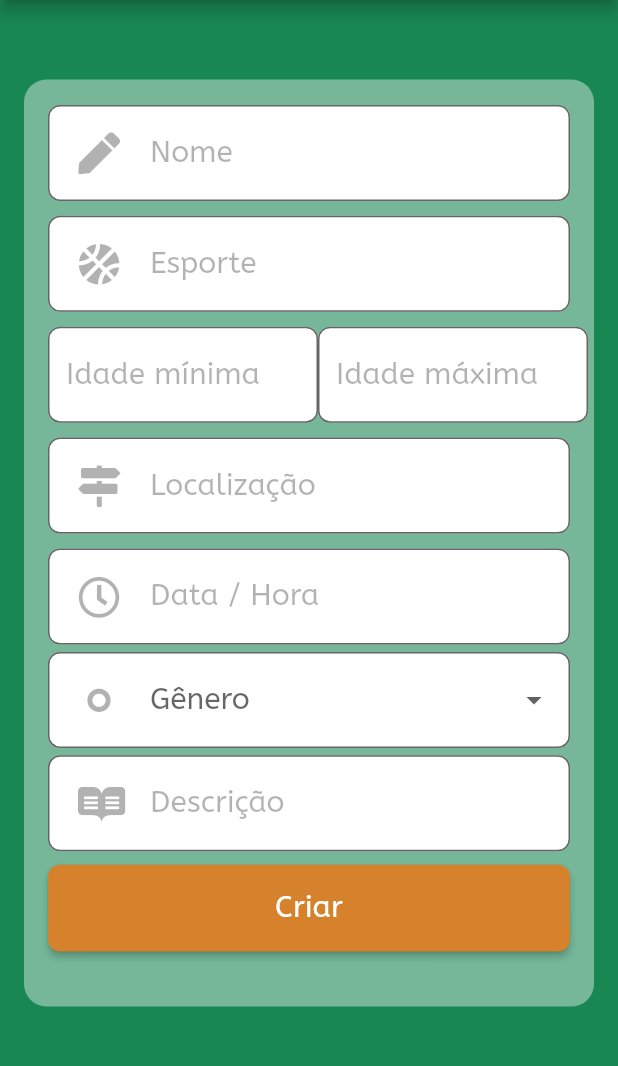
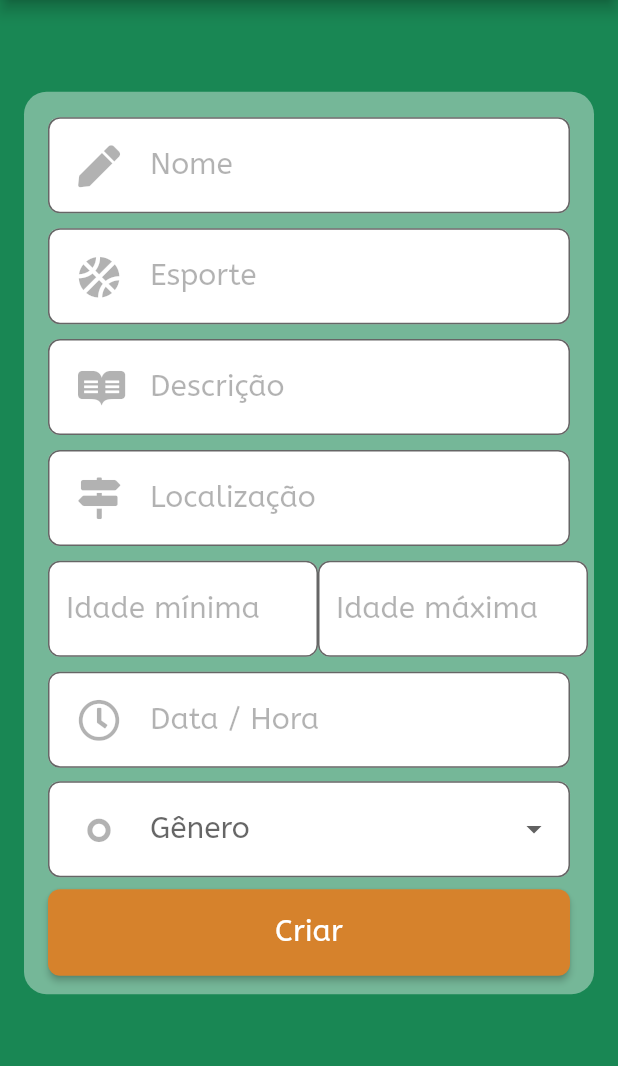
Before and after one commit to Filipex123/project-events-app, a Flutter app: the NewEventScreen screen opened by its route, on a phone screen of 412 x 824 dp, the part 150-1216 px from its top. Run offline on Flutter 3.47's test engine with Material 2 defaults, Android fonts, the phone set to English and light mode, and no system bars; our stand-ins replace datetime_picker_formfield, flutter_secure_storage, font_awesome_flutter, google_maps_flutter; missing offline and left inert: snapping_sheet; accounts and stored records are empty; statements that could not run were skipped.

```diff
--- a/lib/components/background.dart
+++ b/lib/components/background.dart
@@ -12,7 +12,7 @@ class Background extends StatelessWidget {
   Widget build(BuildContext context) {
     Size size = MediaQuery.of(context).size;
 
-    return Container(
+    return SizedBox(
       width: double.infinity,
       height: size.height,
       child: Stack(
--- a/lib/screens/new_event.dart
+++ b/lib/screens/new_event.dart
@@ -98,7 +98,6 @@ class _NewEventScreenState extends State<NewEventScreen> {
 
   void handleOnClickRegisterButton() {
     APIService apiService = APIService();
-    print("Request sendo enviado: " + requestModel.toString());
 
     apiService.registerEvent(requestModel).then((response) {
       showDialog(
@@ -129,6 +128,7 @@ class _NewEventScreenState extends State<NewEventScreen> {
     Size size = MediaQuery.of(context).size;
     return SafeArea(
       child: Scaffold(
+        resizeToAvoidBottomInset: false,
         backgroundColor: const Color(0xFF198754),
         appBar: PreferredSize(
           preferredSize: const Size.fromHeight(100.0),
@@ -164,7 +164,7 @@ class _NewEventScreenState extends State<NewEventScreen> {
           children: <Widget>[
             const Spacer(),
             Container(
-              height: size.height * 0.75,
+              height: size.height * 0.73,
               padding: const EdgeInsets.fromLTRB(16, 12, 16, 12),
               margin: const EdgeInsets.only(left: 16, right: 16),
               child: SingleChildScrollView(
@@ -184,6 +184,22 @@ class _NewEventScreenState extends State<NewEventScreen> {
                       icon: FontAwesomeIcons.basketballBall,
                       hint: 'Esporte',
                       maxLength: 11,
+                      inputType: TextInputType.text,
+                      inputAction: TextInputAction.next,
+                    ),
+                    TextInputField(
+                      controller: descriptionController,
+                      icon: FontAwesomeIcons.readme,
+                      hint: 'Descrição',
+                      maxLength: 30,
+                      inputType: TextInputType.text,
+                      inputAction: TextInputAction.next,
+                    ),
+                    TextInputField(
+                      controller: localeController,
+                      icon: FontAwesomeIcons.mapSigns,
+                      hint: 'Localização',
+                      maxLength: 30,
                       inputType: TextInputType.text,
                       inputAction: TextInputAction.next,
                     ),
@@ -208,36 +224,10 @@ class _NewEventScreenState extends State<NewEventScreen> {
                         ),
                       ],
                     ),
-                    TextInputField(
-                      controller: localeController,
-                      icon: FontAwesomeIcons.mapSigns,
-                      hint: 'Localização',
-                      maxLength: 30,
-                      inputType: TextInputType.text,
-                      inputAction: TextInputAction.next,
-                    ),
-
-                    // Row(
-                    // children: const [
                     const BasicDateTimeField(),
-                    // DateInputField(
-                    //   controller: eventDateController,
-                    //   icon: FontAwesomeIcons.calendar,
-                    //   hint: 'Data',
-                    //   hadWidth: 232,
-                    //   handleOnChange: handleOnChangeDate,
-                    // ),
-                    // const Spacer(),
-                    // DateInputField(
-                    //   controller: eventTimeController,
-                    //   icon: FontAwesomeIcons.clock,
-                    //   hint: 'Hora',
-                    //   hadWidth: 232,
-                    //   handleOnChange: handleOnChangeDate,
-                    // ),
-                    // ],
-                    // ),
-                    DropdownButtonFormField(
+                    Padding(
+                      padding: const EdgeInsets.symmetric(vertical: 4),
+                      child: DropdownButtonFormField(
                           decoration: InputDecoration(
                               border: OutlineInputBorder(
                                 borderRadius: BorderRadius.circular(8.0),
@@ -248,8 +238,8 @@ class _NewEventScreenState extends State<NewEventScreen> {
                                 borderRadius: BorderRadius.circular(8.0),
                               ),
                               prefixIcon: Padding(
-                              padding:
-                                  const EdgeInsets.symmetric(horizontal: 20.0),
+                                padding: const EdgeInsets.symmetric(
+                                    horizontal: 20.0),
                                 child: Icon(
                                   FontAwesomeIcons.genderless,
                                   size: 28,
@@ -265,13 +255,6 @@ class _NewEventScreenState extends State<NewEventScreen> {
                           //value: 'USA',
                           onChanged: handleOnChangeSex,
                           items: sexItems),
-                    TextInputField(
-                      controller: descriptionController,
-                      icon: FontAwesomeIcons.readme,
-                      hint: 'Descrição',
-                      maxLength: 30,
-                      inputType: TextInputType.text,
-                      inputAction: TextInputAction.next,
                     ),
                     Container(
                       padding: const EdgeInsets.only(top: 4),
```
Also changed, not shown: lib/components/date_time_input_field.dart (+8 -5 lines), lib/components/logo.dart (+0 -17 lines). Lines whose indentation alone changed are shown as unchanged.
